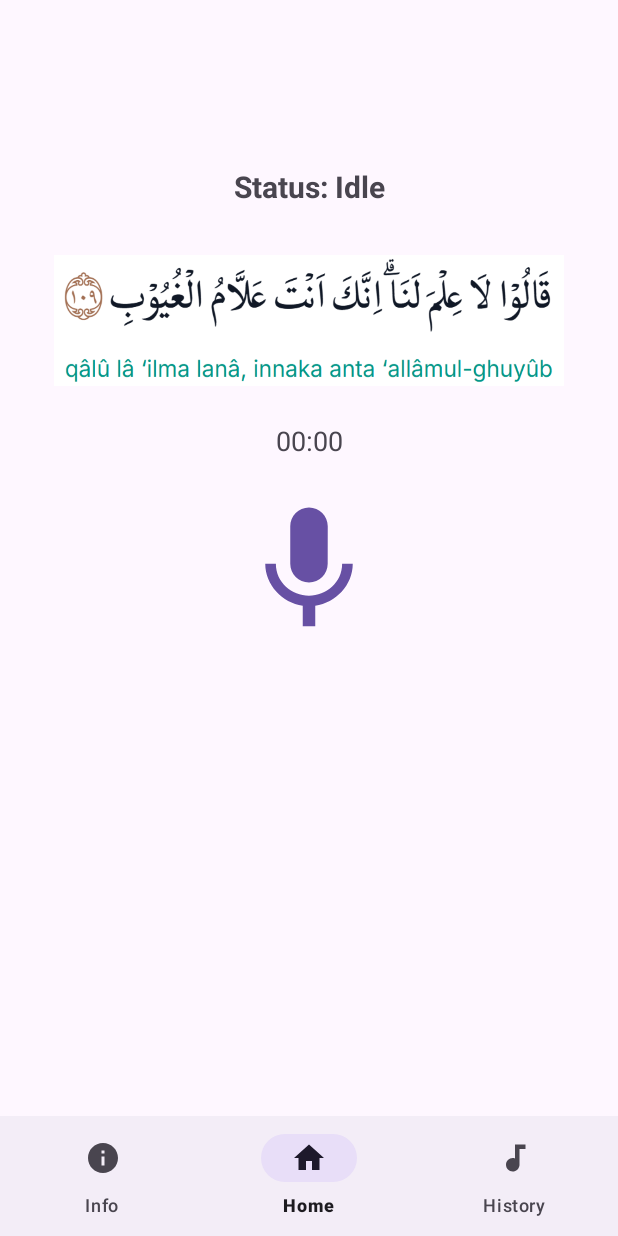
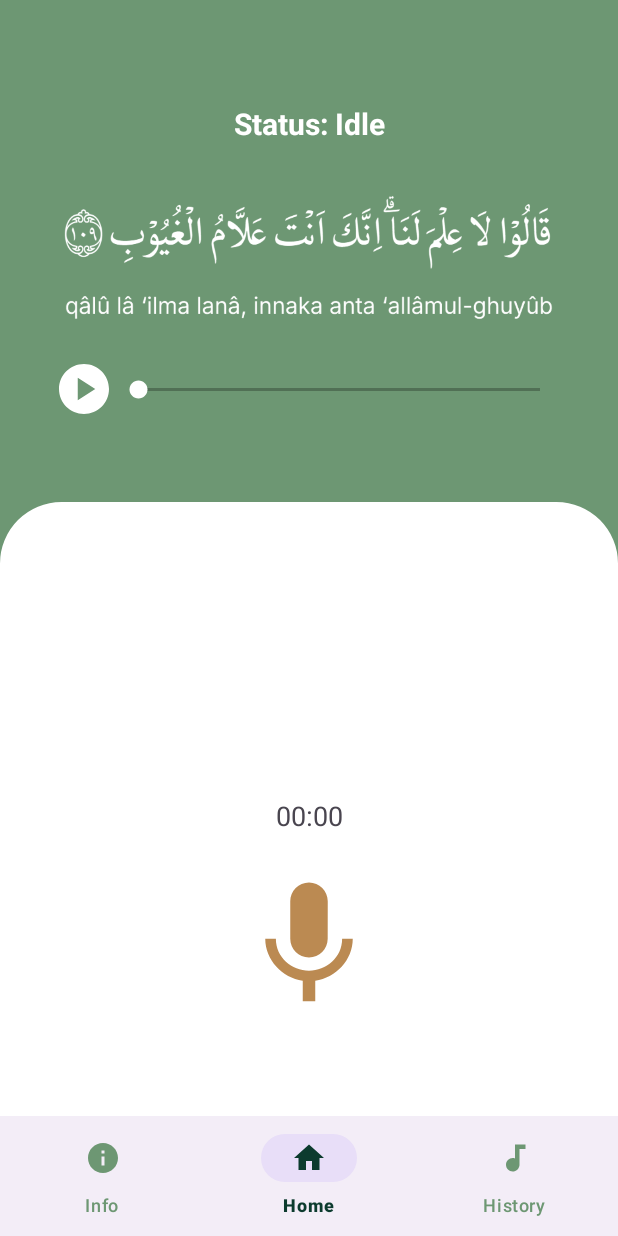
Before and after one commit to althof-z/QuranKu, an Android app: the screen it shows after launch (MainActivity), item 2 of the bottom bar chosen, on a phone screen of 412 x 824 dp. Run offline under Robolectric (Android 15) with nearby library versions, the phone set to English and light mode, and no system bars.

Commit message:
UI: HomeFragment Enhancement

```diff
--- a/app/build.gradle.kts
+++ b/app/build.gradle.kts
@@ -46,6 +46,7 @@ dependencies {
     implementation(libs.androidx.activity)
     implementation(libs.androidx.constraintlayout)
     implementation(libs.audiovisualizer)
+    implementation ("com.google.android.material:material:1.11.0")
     testImplementation(libs.junit)
     androidTestImplementation(libs.androidx.junit)
     androidTestImplementation(libs.androidx.espresso.core)
--- a/app/src/main/java/com/example/quranku/HomeFragment.kt
+++ b/app/src/main/java/com/example/quranku/HomeFragment.kt
@@ -2,13 +2,16 @@ package com.example.quranku
 
 import android.Manifest
 import android.content.pm.PackageManager
+import android.media.MediaPlayer
 import android.media.MediaRecorder
 import android.os.Bundle
 import android.os.Environment
 import android.os.Handler
+import android.os.Looper
 import android.view.LayoutInflater
 import android.view.View
 import android.view.ViewGroup
+import android.widget.SeekBar
 import android.widget.Toast
 import androidx.core.app.ActivityCompat
 import androidx.core.content.ContextCompat
@@ -34,10 +37,31 @@ class HomeFragment : Fragment() {
             val elapsed = System.currentTimeMillis() - startTime
             val minutes = (elapsed / 1000 / 60).toInt()
             val seconds = (elapsed / 1000 % 60).toInt()
-            binding.tvTimer.text = String.format("%02d:%02d", minutes, seconds)
-            timerHandler.postDelayed(this, 1000)
+            val milliseconds = ((elapsed % 1000) / 10).toInt() // dua digit
+
+            binding.tvTimer.text = if (minutes > 0) {
+                String.format("%02d:%02d.%02d", minutes, seconds, milliseconds)
+            } else {
+                String.format("%02d.%02d", seconds, milliseconds)
+            }
+
+            timerHandler.postDelayed(this, 50) // update setiap 50ms agar milidetik lebih halus
+        }
+
+    }
+    private var mediaPlayer: MediaPlayer? = null
+    private val updateSeekbarHandler = Handler(Looper.getMainLooper())
+    private val updateSeekbarRunnable = object : Runnable {
+        override fun run() {
+            mediaPlayer?.let {
+                if (it.isPlaying) {
+                    binding.seekBar.progress = it.currentPosition
+                    updateSeekbarHandler.postDelayed(this, 50)
+                }
+            }
         }
     }
+
 
     override fun onCreateView(
         inflater: LayoutInflater, container: ViewGroup?,
@@ -50,6 +74,37 @@ class HomeFragment : Fragment() {
     }
 
     private fun setupListeners() = binding.run {
+        btnPlaySurah.setOnClickListener {
+            if (mediaPlayer == null) {
+                mediaPlayer = MediaPlayer.create(requireContext(), R.raw.surahsound)
+                mediaPlayer?.setOnPreparedListener {
+                    binding.seekBar.max = it.duration
+                    it.start()
+                    updateSeekbarHandler.post(updateSeekbarRunnable)
+                }
+                mediaPlayer?.setOnCompletionListener {
+                    updateSeekbarHandler.removeCallbacks(updateSeekbarRunnable)
+                }
+            } else if (mediaPlayer?.isPlaying == true) {
+                mediaPlayer?.pause()
+                btnPlaySurah.setBackgroundResource(R.drawable.ic_pause)
+            } else {
+                mediaPlayer?.start()
+                updateSeekbarHandler.post(updateSeekbarRunnable)
+            }
+        }
+
+        seekBar.setOnSeekBarChangeListener(object : SeekBar.OnSeekBarChangeListener {
+            override fun onProgressChanged(seekBar: SeekBar?, progress: Int, fromUser: Boolean) {
+                if (fromUser) {
+                    mediaPlayer?.seekTo(progress)
+                }
+            }
+
+            override fun onStartTrackingTouch(seekBar: SeekBar?) {}
+            override fun onStopTrackingTouch(seekBar: SeekBar?) {}
+        })
+
         btnRecord.setOnClickListener {
             if (checkPermissions()) {
                 if (!isRecording) startRecording() else stopRecording()
@@ -177,6 +232,13 @@ class HomeFragment : Fragment() {
 
     override fun onDestroyView() {
         super.onDestroyView()
+        mediaRecorder?.release()
+        mediaRecorder = null
+
+        mediaPlayer?.release()
+        mediaPlayer = null
+
+        updateSeekbarHandler.removeCallbacks(updateSeekbarRunnable)
         _binding = null
     }
 }
--- a/app/src/main/java/com/example/quranku/MainActivity.kt
+++ b/app/src/main/java/com/example/quranku/MainActivity.kt
@@ -4,8 +4,6 @@ import android.os.Bundle
 import androidx.activity.enableEdgeToEdge
 import androidx.appcompat.app.AppCompatActivity
 import androidx.appcompat.app.AppCompatDelegate
-import androidx.core.view.ViewCompat
-import androidx.core.view.WindowInsetsCompat
 import androidx.fragment.app.Fragment
 import com.example.quranku.databinding.ActivityMainBinding
 
@@ -19,7 +17,10 @@ class MainActivity : AppCompatActivity() {
         setContentView(binding.root)
 
         // Set default fragment
-        replaceFragment(HomeFragment())
+        if (savedInstanceState == null) {
+            replaceFragment(HomeFragment())
+            binding.bottomNav.selectedItemId = R.id.nav_home // ✅ ensure Home is selected
+        }
 
         // Set listener untuk bottom navigation
         binding.bottomNav.setOnItemSelectedListener { item ->
@@ -32,7 +33,7 @@ class MainActivity : AppCompatActivity() {
                     replaceFragment(HistoryFragment())
                     true
                 }
-                R.id.nav_info ->{
+                R.id.nav_info -> {
                     replaceFragment(InfoFragment())
                     true
                 }
--- /dev/null
+++ b/app/src/main/res/color/bottom_nav_selector.xml
@@ -0,0 +1,5 @@
+<?xml version="1.0" encoding="utf-8"?>
+<selector xmlns:android="http://schemas.android.com/apk/res/android">
+    <item android:color="@color/color_primary_dark" android:state_checked="true" />
+    <item android:color="@color/color_primary" android:state_checked="false" />
+</selector>
--- /dev/null
+++ b/app/src/main/res/drawable/ic_pause.xml
@@ -0,0 +1,5 @@
+<vector xmlns:android="http://schemas.android.com/apk/res/android" android:height="24dp" android:tint="#FFFFFF" android:viewportHeight="24" android:viewportWidth="24" android:width="24dp">
+
+    <path android:fillColor="@android:color/white" android:pathData="M12,2C6.48,2 2,6.48 2,12s4.48,10 10,10s10,-4.48 10,-10S17.52,2 12,2zM11,16H9V8h2V16zM15,16h-2V8h2V16z"/>
+
+</vector>
--- a/app/src/main/res/layout/activity_main.xml
+++ b/app/src/main/res/layout/activity_main.xml
@@ -23,6 +23,9 @@
         android:layout_height="wrap_content"
         android:layout_gravity="bottom"
         app:layout_constraintBottom_toBottomOf="parent"
+        android:backgroundTint="@color/color_secondary"
+        app:itemIconTint="@color/bottom_nav_selector"
+        app:itemTextColor="@color/bottom_nav_selector"
         app:menu="@menu/bottom_nav_menu" />
 
 </androidx.constraintlayout.widget.ConstraintLayout>
--- a/app/src/main/res/layout/fragment_home.xml
+++ b/app/src/main/res/layout/fragment_home.xml
@@ -4,7 +4,36 @@
     xmlns:tools="http://schemas.android.com/tools"
     android:layout_width="match_parent"
     android:layout_height="match_parent"
-    android:padding="24dp">
+    android:background="@color/color_primary">
+
+    <com.google.android.material.imageview.ShapeableImageView
+        android:id="@+id/iv_shadow"
+        android:layout_width="0dp"
+        android:layout_height="0dp"
+        android:alpha="0.1"
+        android:background="@color/material_dynamic_neutral40"
+        android:contentDescription="Background"
+        android:outlineSpotShadowColor="@color/black"
+        android:scaleType="centerCrop"
+        app:layout_constraintBottom_toBottomOf="parent"
+        app:layout_constraintEnd_toEndOf="parent"
+        app:layout_constraintHeight_percent="0.458"
+        app:layout_constraintStart_toStartOf="parent"
+        app:shapeAppearanceOverlay="@style/RoundedTopShade" />
+
+    <com.google.android.material.imageview.ShapeableImageView
+        android:id="@+id/iv_main"
+        android:layout_width="0dp"
+        android:layout_height="0dp"
+        android:background="@color/white"
+        android:contentDescription="Background"
+        android:outlineSpotShadowColor="@color/black"
+        android:scaleType="centerCrop"
+        app:layout_constraintBottom_toBottomOf="parent"
+        app:layout_constraintEnd_toEndOf="parent"
+        app:layout_constraintHeight_percent="0.55"
+        app:layout_constraintStart_toStartOf="parent"
+        app:shapeAppearanceOverlay="@style/RoundedTop" />
 
 
     <!-- Status Rekaman -->
@@ -14,6 +43,7 @@
         android:layout_height="wrap_content"
         android:layout_marginBottom="32dp"
         android:text="Status: Idle"
+        android:textColor="@color/white"
         android:textSize="20sp"
         android:textStyle="bold"
         app:layout_constraintBottom_toTopOf="@+id/iv_surah"
@@ -24,11 +54,35 @@
         android:id="@+id/iv_surah"
         android:layout_width="340dp"
         android:layout_height="87dp"
-        android:layout_marginBottom="24dp"
-        android:background="@drawable/surah"
-        app:layout_constraintBottom_toTopOf="@+id/tvTimer"
+        android:layout_marginTop="128dp"
+        android:background="@drawable/surah_white"
         app:layout_constraintEnd_toEndOf="parent"
-        app:layout_constraintStart_toStartOf="parent" />
+        app:layout_constraintStart_toStartOf="parent"
+        app:layout_constraintTop_toTopOf="parent" />
+
+    <!-- SeekBar untuk progress audio -->
+
+    <SeekBar
+        android:id="@+id/seekBar"
+        android:layout_width="0dp"
+        android:layout_height="wrap_content"
+        android:progressBackgroundTint="@color/black"
+        android:progressTint="@color/white"
+        android:thumbTint="@color/white"
+        app:layout_constraintBottom_toBottomOf="@+id/btn_PlaySurah"
+        app:layout_constraintEnd_toEndOf="@+id/iv_surah"
+        app:layout_constraintStart_toEndOf="@+id/btn_PlaySurah"
+        app:layout_constraintTop_toTopOf="@+id/btn_PlaySurah" />
+
+    <ImageButton
+        android:id="@+id/btn_PlaySurah"
+        android:layout_width="40dp"
+        android:layout_height="40dp"
+        android:layout_marginTop="24dp"
+        android:background="@drawable/ic_record"
+        android:backgroundTint="@color/white"
+        app:layout_constraintStart_toStartOf="@+id/iv_surah"
+        app:layout_constraintTop_toBottomOf="@+id/iv_surah" />
 
     <TextView
         android:id="@+id/tvTimer"
@@ -44,37 +98,39 @@
 
 
     <!-- Tombol Record/Stop -->
-    <Button
+    <ImageButton
         android:id="@+id/btn_record"
         android:layout_width="100dp"
         android:layout_height="100dp"
-        android:layout_marginTop="16dp"
+        android:layout_marginBottom="64dp"
         android:background="@drawable/ic_mic"
+        android:backgroundTint="@color/color_secondary"
         app:layout_constraintBottom_toBottomOf="parent"
         app:layout_constraintEnd_toEndOf="parent"
-        app:layout_constraintStart_toStartOf="parent"
-        app:layout_constraintTop_toTopOf="parent" />
+        app:layout_constraintStart_toStartOf="parent" />
 
     <!-- Tombol Discard -->
-    <Button
+    <ImageButton
         android:id="@+id/btn_discard"
-        android:layout_width="64dp"
-        android:layout_height="64dp"
-        android:layout_marginBottom="8dp"
+        android:layout_width="50dp"
+        android:layout_height="50dp"
+        android:layout_marginEnd="8dp"
+        android:layout_marginBottom="16dp"
         android:background="@drawable/ic_cancel"
+        android:backgroundTint="@color/material_dynamic_neutral50"
         app:layout_constraintBottom_toBottomOf="@+id/btn_record"
-        app:layout_constraintEnd_toStartOf="@+id/btn_record"
-        app:layout_constraintStart_toStartOf="parent" />
+        app:layout_constraintEnd_toStartOf="@+id/btn_record" />
 
     <!-- Tombol Save -->
-    <Button
+    <ImageButton
         android:id="@+id/btn_save"
-        android:layout_width="64dp"
-        android:layout_height="64dp"
-        android:layout_marginBottom="8dp"
+        android:layout_width="50dp"
+        android:layout_height="50dp"
+        android:layout_marginStart="8dp"
+        android:layout_marginBottom="16dp"
         android:background="@drawable/ic_check"
+        android:backgroundTint="@color/material_dynamic_neutral50"
         app:layout_constraintBottom_toBottomOf="@+id/btn_record"
-        app:layout_constraintEnd_toEndOf="parent"
         app:layout_constraintStart_toEndOf="@+id/btn_record" />
 
 </androidx.constraintlayout.widget.ConstraintLayout>
--- a/app/src/main/res/values/colors.xml
+++ b/app/src/main/res/values/colors.xml
@@ -2,4 +2,21 @@
 <resources>
     <color name="black">#FF000000</color>
     <color name="white">#FFFFFFFF</color>
+
+    <!-- Primary color scheme -->
+    <color name="color_primary">#6D9773</color>             <!-- Olive Green -->
+    <color name="color_primary_dark">#0C3B2E</color>        <!-- Dark Green -->
+
+    <!-- Accent / Secondary -->
+    <color name="color_secondary">#BB8A52</color>           <!-- Golden Brown -->
+    <color name="color_accent">#FFBA00</color>              <!-- Bright Yellow -->
+
+    <!-- Optional semantic aliases -->
+    <color name="color_background_dark">#0C3B2E</color>
+    <color name="color_warning">#FFBA00</color>
+
+    <color name="bottom_nav_background">#0C3B2E</color> <!-- Dark Green -->
+
+
+
 </resources>
--- /dev/null
+++ b/app/src/main/res/values/styles.xml
@@ -0,0 +1,11 @@
+<?xml version="1.0" encoding="utf-8"?>
+<resources>
+    <style name="RoundedTop">
+        <item name="cornerSizeTopLeft">10%</item>
+        <item name="cornerSizeTopRight">10%</item>
+    </style>
+    <style name="RoundedTopShade">
+        <item name="cornerSizeTopLeft">8%</item>
+        <item name="cornerSizeTopRight">8%</item>
+    </style>
+</resources>
--- a/app/src/main/res/values/themes.xml
+++ b/app/src/main/res/values/themes.xml
@@ -2,7 +2,9 @@
     <!-- Base application theme. -->
     <style name="Base.Theme.QuranKu" parent="Theme.Material3.DayNight.NoActionBar">
         <!-- Customize your light theme here. -->
-        <!-- <item name="colorPrimary">@color/my_light_primary</item> -->
+         <item name="colorPrimary">@color/color_primary</item>
+         <item name="colorPrimaryContainer">@color/material_dynamic_neutral60</item>
+
     </style>
 
     <style name="Theme.QuranKu" parent="Base.Theme.QuranKu" />
```
Also changed, not shown: app/src/main/res/drawable/surah_white.png (added).
